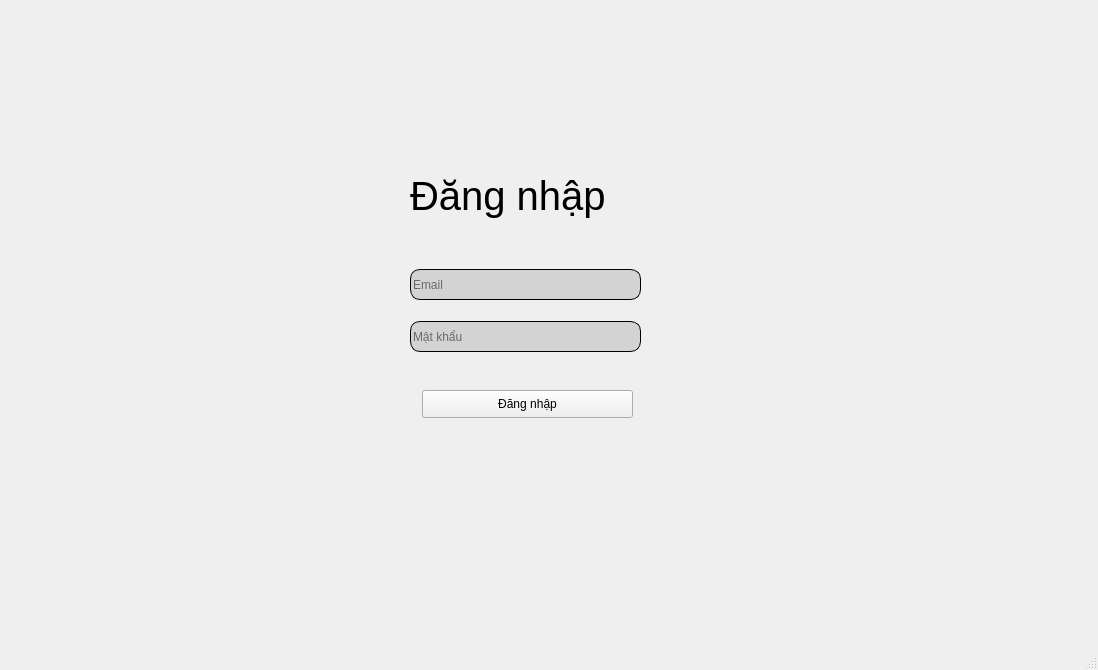
MinhVi2004/WaterManagement, file GUI/UI/login.ui: the form before one commit.
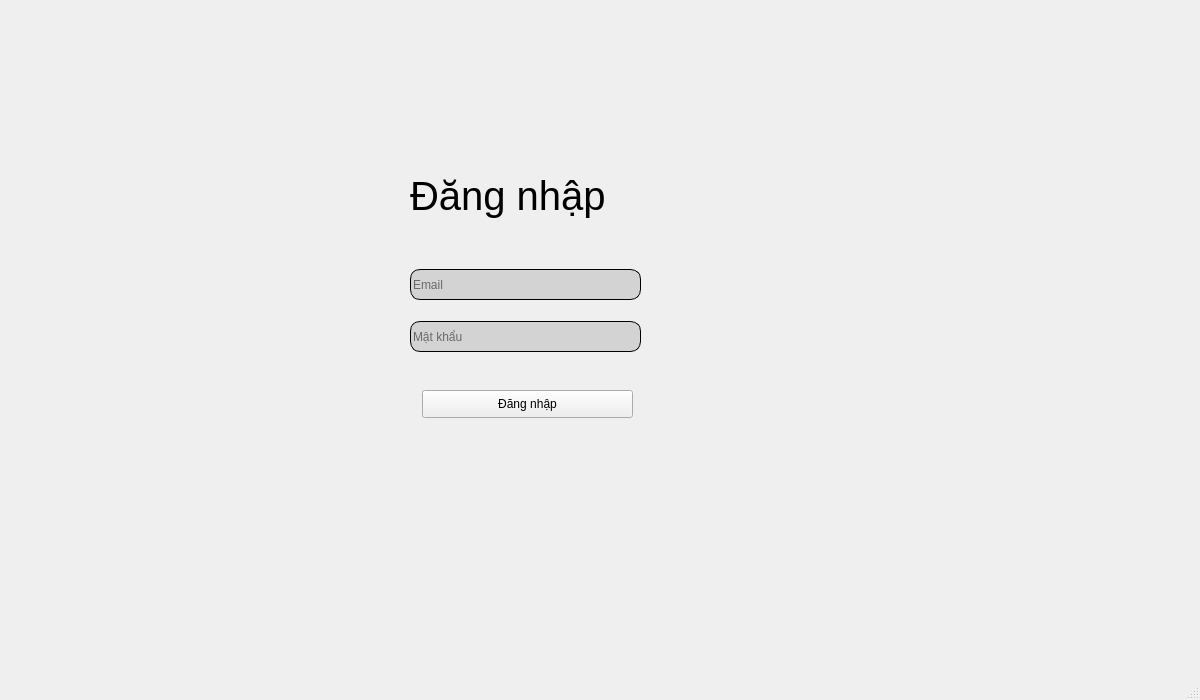
The form after the commit. Icons and pictures are not drawn.

```diff
--- a/GUI/UI/login.ui
+++ b/GUI/UI/login.ui
@@ -6,8 +6,8 @@
    <rect>
     <x>0</x>
     <y>0</y>
-    <width>1098</width>
-    <height>670</height>
+    <width>1200</width>
+    <height>700</height>
    </rect>
   </property>
   <property name="windowTitle">
```
